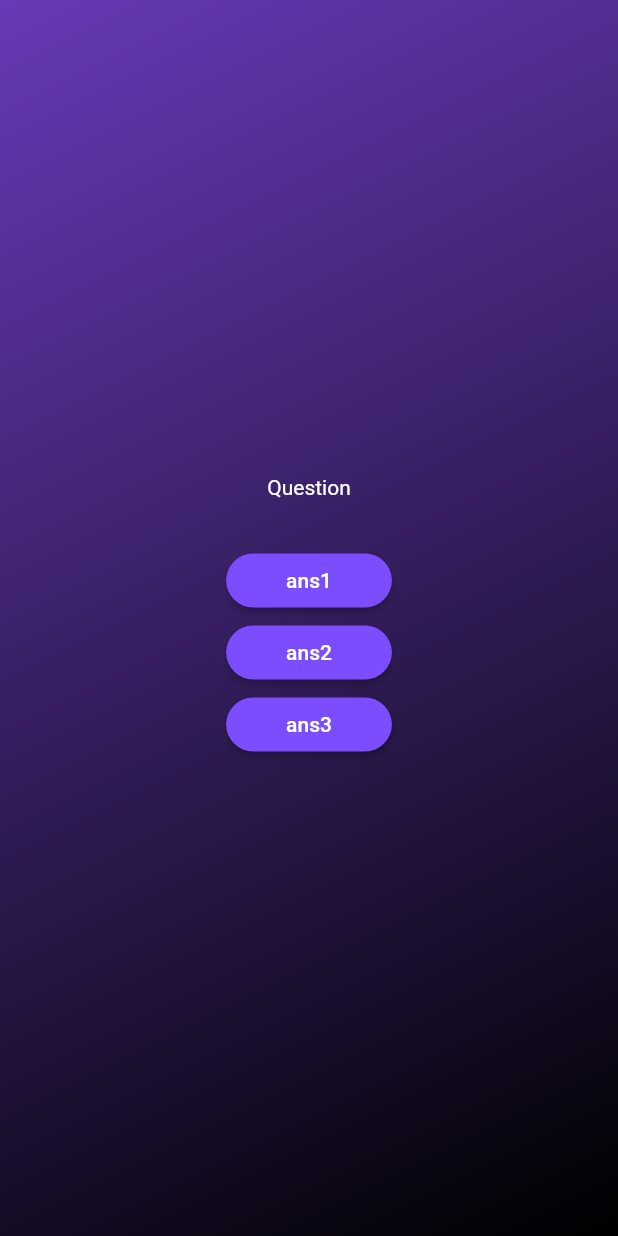
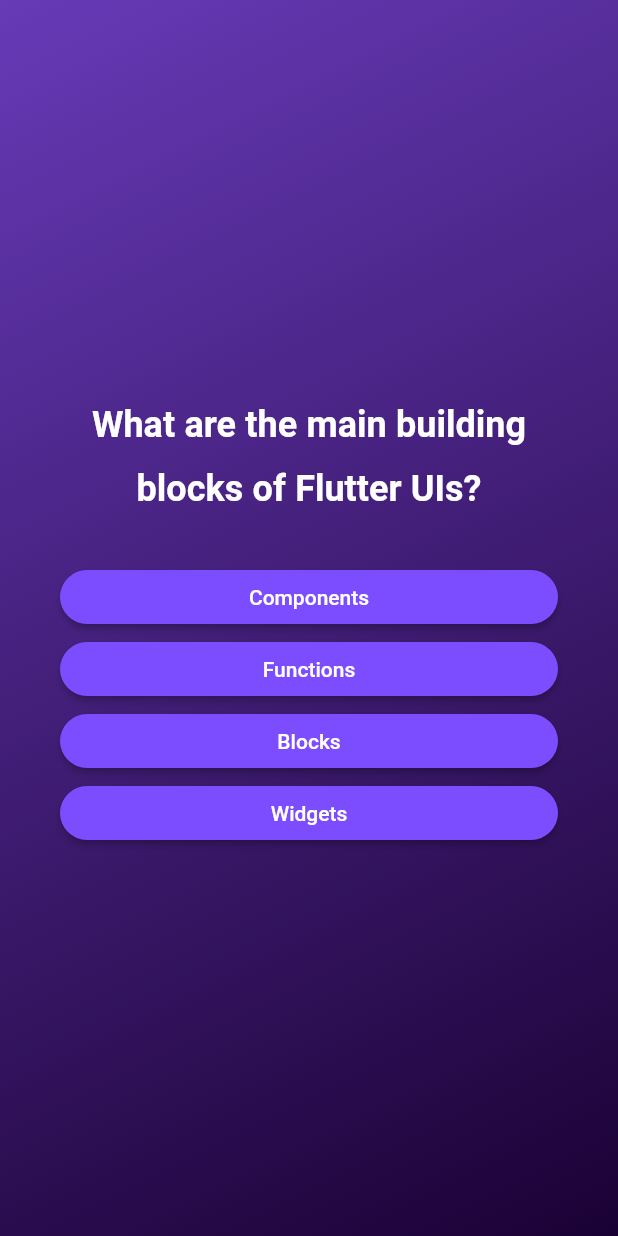
Before and after one commit to dumbun/quiz-App, a Flutter app: the screen it shows after launch, after a tap on "Start Quiz", on a phone screen of 412 x 824 dp. Run offline on Flutter 3.47's test engine with Material 2 defaults, Android fonts, the phone set to English and light mode, and no system bars; our stand-ins replace google_fonts.

Commit message:
added google fonts and lifted up the state when a user clicks the ans

```diff
--- a/lib/models/quiz_question.dart
+++ b/lib/models/quiz_question.dart
@@ -5,4 +5,10 @@ class QuizQuestion {
     required this.text,
     required this.answers,
   });
+
+  List<String> getShafuledAnswers() {
+    final shuffledList = List.of(answers);
+    shuffledList.shuffle();
+    return shuffledList;
+  }
 }
--- a/lib/questions_screen.dart
+++ b/lib/questions_screen.dart
@@ -1,4 +1,6 @@
 import 'package:flutter/material.dart';
+import 'package:google_fonts/google_fonts.dart';
+import 'package:quiz/data/questions.dart';
 import 'package:quiz/widget/answer_button.dart';
 
 class QuestionsScreen extends StatefulWidget {
@@ -10,31 +12,44 @@ class QuestionsScreen extends StatefulWidget {
 }
 
 class _QuestionsScreenState extends State<QuestionsScreen> {
+  var currentQuestionIndex = 0;
+
+  void answerQuestion() {
+    setState(() {
+      currentQuestionIndex++;
+    });
+  }
+
   @override
   Widget build(context) {
+    var currentQuestion = questions[currentQuestionIndex];
     return Center(
+      child: Container(
+        margin: const EdgeInsets.all(40.0),
         child: Column(
           mainAxisAlignment: MainAxisAlignment.center,
+          crossAxisAlignment: CrossAxisAlignment.stretch,
           children: [
             // question
-          const Text(
-            "Question",
-            style: TextStyle(color: Colors.white),
+            Text(
+              currentQuestion.text,
+              style: GoogleFonts.notoMusic(
+                fontSize: 24.0,
+                fontWeight: FontWeight.bold,
+                color: Colors.white,
+              ),
+              textAlign: TextAlign.center,
             ),
             const SizedBox(height: 30),
-          AnswerButton(
-            answerText: "ans1",
-            onTap: () {},
+            //? answers
+            ...currentQuestion.getShafuledAnswers().map((e) {
+              return AnswerButton(
+                answerText: e,
+                onTap: answerQuestion,
+              );
+            }),
+          ],
         ),
-          AnswerButton(
-            answerText: "ans2",
-            onTap: () {},
-          ),
-          AnswerButton(
-            answerText: "ans3",
-            onTap: () {},
-          ),
-        ],
       ),
     );
   }
--- a/lib/quiz.dart
+++ b/lib/quiz.dart
@@ -28,7 +28,7 @@ class _QuizState extends State<Quiz> {
             gradient: LinearGradient(
               colors: [
                 Colors.deepPurple,
-                Colors.black,
+                Color.fromARGB(255, 26, 1, 52),
               ],
               begin: Alignment.topLeft,
               end: Alignment.bottomRight,
--- a/lib/start_screen.dart
+++ b/lib/start_screen.dart
@@ -1,4 +1,5 @@
 import 'package:flutter/material.dart';
+import 'package:google_fonts/google_fonts.dart';
 
 class StartScreen extends StatelessWidget {
   const StartScreen({super.key, required this.switchScreen});
@@ -17,9 +18,10 @@ class StartScreen extends StatelessWidget {
           const SizedBox(
             height: 50.0,
           ),
-          const Text(
+          Text(
             "Learn Flutter in fun way",
-            style: TextStyle(fontSize: 24, color: Colors.deepPurpleAccent),
+            style:
+                GoogleFonts.lato(fontSize: 24, color: Colors.deepPurpleAccent),
           ),
           const SizedBox(
             height: 40.0,
--- a/lib/widget/answer_button.dart
+++ b/lib/widget/answer_button.dart
@@ -15,7 +15,11 @@ class AnswerButton extends StatelessWidget {
         padding: const EdgeInsets.symmetric(horizontal: 40, vertical: 10),
         backgroundColor: Colors.deepPurpleAccent,
       ),
-        onPressed: () {},
-        child: Text(answerText));
+      onPressed: onTap,
+      child: Text(
+        answerText,
+        textAlign: TextAlign.center,
+      ),
+    );
   }
 }
--- a/pubspec.yaml
+++ b/pubspec.yaml
@@ -34,6 +34,7 @@ dependencies:
   # The following adds the Cupertino Icons font to your application.
   # Use with the CupertinoIcons class for iOS style icons.
   cupertino_icons: ^1.0.2
+  google_fonts: ^4.0.3
 
 dev_dependencies:
   flutter_test:
```
Also changed, not shown: pubspec.lock, 3 other files. Lines whose indentation alone changed are shown as unchanged.
